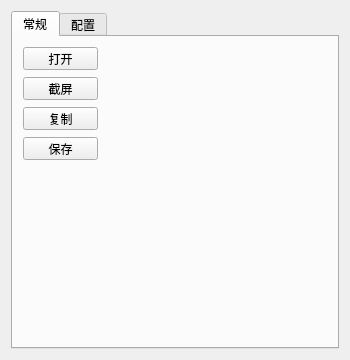
This is snappit.ui in ZypherChan/ScreenShot as Qt 5 draws it before an edit. The edited form follows.
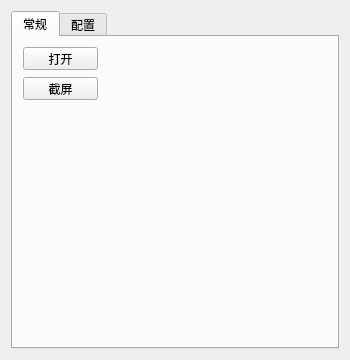
This is the edited form.

```diff
--- a/snappit.ui
+++ b/snappit.ui
@@ -67,32 +67,6 @@
         <string>截屏</string>
        </property>
       </widget>
-      <widget class="QPushButton" name="pushButton_copy">
-       <property name="geometry">
-        <rect>
-         <x>10</x>
-         <y>70</y>
-         <width>75</width>
-         <height>23</height>
-        </rect>
-       </property>
-       <property name="text">
-        <string>复制</string>
-       </property>
-      </widget>
-      <widget class="QPushButton" name="pushButton_save">
-       <property name="geometry">
-        <rect>
-         <x>10</x>
-         <y>100</y>
-         <width>75</width>
-         <height>23</height>
-        </rect>
-       </property>
-       <property name="text">
-        <string>保存</string>
-       </property>
-      </widget>
      </widget>
      <widget class="QWidget" name="tab_config">
       <attribute name="title">
```
